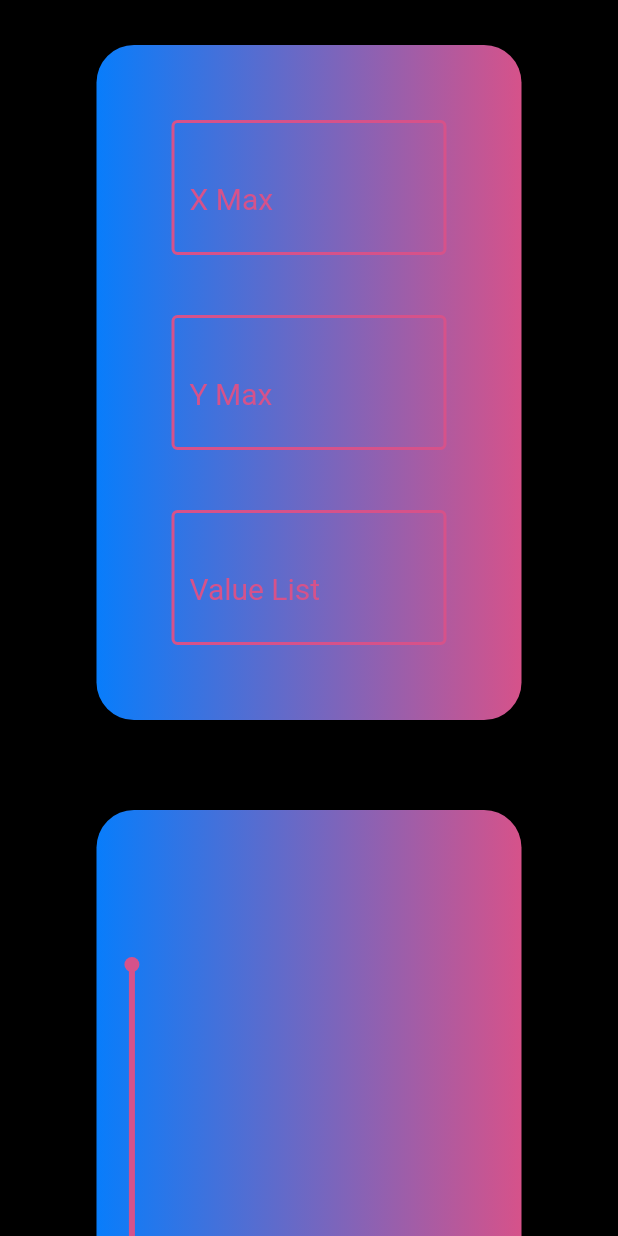
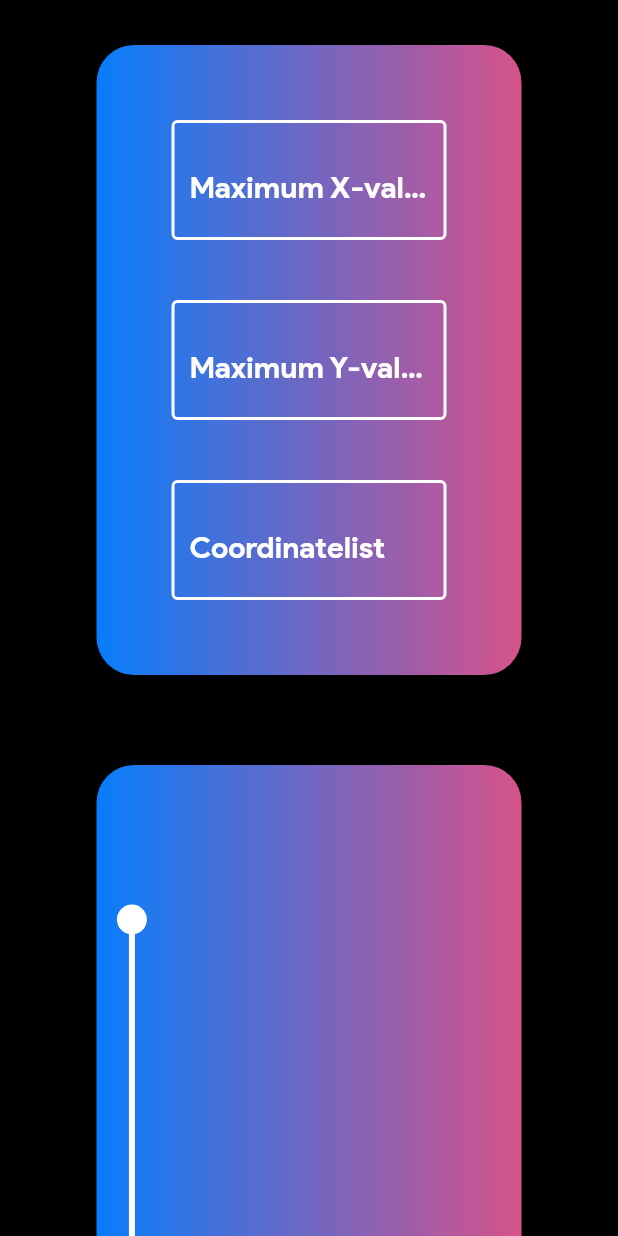
Before and after one commit to iamtheblackunicorn/Graphr, a Flutter app: the screen it shows after launch, on a phone screen of 412 x 824 dp. Run offline on Flutter 3.47's test engine with Material 2 defaults, Android fonts, the phone set to English and light mode, and no system bars; generated files the repository leaves out were written again.

```diff
--- /dev/null
+++ b/l10n.yaml
@@ -0,0 +1,3 @@
+arb-dir: l10n
+template-arb-files: "app_en.arb"
+output-localization-file: app_localizations.dart
--- /dev/null
+++ b/l10n/app_de.arb
@@ -0,0 +1,6 @@
+{
+  "xMaxLabel": "Maximaler X-Wert",
+  "yMaxLabel": "Maximaler Y-Wert",
+  "valueListLabel": "Koordinatenliste",
+  "renderLabel": "Veranschaulichen"
+}
--- /dev/null
+++ b/l10n/app_en.arb
@@ -0,0 +1,6 @@
+{
+  "xMaxLabel": "Maximum X-value",
+  "yMaxLabel": "Maximum Y-value",
+  "valueListLabel": "Coordinatelist",
+  "renderLabel": "Render"
+}
--- a/lib/main.dart
+++ b/lib/main.dart
@@ -1,11 +1,29 @@
+/*
+GRAPHR by Alexander Abraham a.k.a. "The Black Unicorn"
+Licensed under the MIT license.
+*/
+
 import 'src/home.dart';
 import 'package:flutter/material.dart';
+import 'package:flutter_gen/gen_l10n/app_localizations.dart';
+import 'package:flutter_localizations/flutter_localizations.dart';
 
+/// Main etry point for the Dart VM.
 void main(){
   runApp(
     new MaterialApp(
       home: Home(),
-      debugShowCheckedModeBanner: false
+      debugShowCheckedModeBanner: false,
+      localizationsDelegates: [
+        AppLocalizations.delegate,
+        GlobalMaterialLocalizations.delegate,
+        GlobalWidgetsLocalizations.delegate,
+        GlobalCupertinoLocalizations.delegate,
+      ],
+      supportedLocales: [
+        const Locale('en', ''),
+        const Locale('de', ''),
+      ],
     )
   );
 }
--- a/lib/src/graph.dart
+++ b/lib/src/graph.dart
@@ -1,5 +1,15 @@
+/*
+GRAPHR by Alexander Abraham a.k.a. "The Black Unicorn"
+Licensed under the MIT license.
+*/
+
+import 'variables.dart';
 import 'package:flutter/material.dart';
 
+/// Our home-rolled [CustomPainter]
+/// widget to draw points with
+/// lines and points as a graph.
+/// Fell free to re-use this.
 class Graph extends CustomPainter{
   late final List<List<double>> coordinateList;
   late double yMax;
@@ -10,6 +20,10 @@ class Graph extends CustomPainter{
     required this.xMax
   });
 
+  /// Getting the Offset
+  /// from a list of points.
+  /// We need this method to
+  /// actually connect points.
   @override
   Offset getOffset(
     List<double> numberPair,
@@ -27,45 +41,46 @@ class Graph extends CustomPainter{
   @override
   void paint(Canvas canvas, Size size){
 
-    // General variables for rendering
-    // a custom widget.
+    /// General variables for rendering
+    /// a custom widget.
     Paint pointPaint = new Paint();
-    pointPaint.color = Color(0xFFD6528A);
-    pointPaint.strokeWidth = 4.0;
-    double radius = 5.0;
+    pointPaint.color = graphColor;
+    pointPaint.strokeWidth = strokeWidth;
+    double radius = pointRadius;
 
-    // Setting up the origin.
+    /// Setting up the origin.
     double sizeY = size.height - (size.height/8);
     double sizeX = 0 + size.width/12;
     Offset origin = Offset(sizeX,sizeY);
     canvas.drawCircle(origin, radius, pointPaint);
 
-    // Setting up the origin on top.
+    /// Setting up the origin on top.
     double sizeYUpDown = 0 + (size.height/8);
     double sizeXUpDown = 0 + size.width/12;
     Offset originUp = Offset(sizeXUpDown,sizeYUpDown);
     canvas.drawCircle(originUp, radius, pointPaint);
 
-    // Setting up the origin in the
-    // lower right-hand corner.
+    /// Setting up the origin in the
+    /// lower right-hand corner.
     double sizeYDown = 0 + (7*(size.height/8));
     double sizeXDown = 0 + (11*(size.width/12));
     Offset originDown = Offset(sizeXDown,sizeYDown);
     canvas.drawCircle(originDown, radius, pointPaint);
 
-    // Drawing lines between the three.
+    /// Drawing lines between the three.
     canvas.drawLine(origin, originUp, pointPaint);
     canvas.drawLine(origin, originDown, pointPaint);
 
-    // Setting up the units inside the graphn field.
+    /// Setting up the units inside the graphn field.
     double yMaxRestriction = origin.dy - originUp.dy;
     double xMaxRestriction = originDown.dx - origin.dx;
     double oneUnitY = yMaxRestriction / yMax;
     double oneUnitX = yMaxRestriction / xMax;
 
-    // Plotting the points.
+    /// Plotting the points.
     for (int i = 0; i < coordinateList.length; i++){
-      // Connecting the point(s).
+      // Drawing and
+      // connecting the point(s).
       if (i == 0){
         Offset currentPoint = getOffset(
           coordinateList[i],
@@ -95,6 +110,8 @@ class Graph extends CustomPainter{
     }
   }
 
+  /// Telling the [CustomPainter] to re-draw
+  /// the canvas when the app's state changes.
   @override
   bool shouldRepaint(Graph oldDelegate){
     return true;
--- a/lib/src/home.dart
+++ b/lib/src/home.dart
@@ -1,6 +1,14 @@
-import 'package:flutter/material.dart';
+/*
+GRAPHR by Alexander Abraham a.k.a. "The Black Unicorn"
+Licensed under the MIT license.
+*/
+
 import 'input.dart';
 import 'graph.dart';
+import 'variables.dart';
+import 'package:flutter/material.dart';
+import 'package:flutter_gen/gen_l10n/app_localizations.dart';
+import 'package:flutter_localizations/flutter_localizations.dart';
 
 class Home extends StatefulWidget{
   HomeState createState(){
@@ -8,20 +16,27 @@ class Home extends StatefulWidget{
   }
 }
 class HomeState extends State<Home> {
+
+  /// Empty containers
+  /// for the initial state
+  /// of the app's state variables.
   late double xMax;
   late double yMax;
   late List<List<double>> coordinateList;
   @override
+
+  /// Setting the initial "state"
+  /// of the app with some default values.
   void initState(){
     super.initState();
-    xMax = 8.0;
-    yMax = 8.0;
-    coordinateList = [
-      [2.0,2.0],
-      [3.0,3.0],
-      [4.0, 4.0]
-    ];
+    xMax = defaultXMax;
+    yMax = defaultYMax;
+    coordinateList = defaultCoordinateList;
   }
+
+  /// This is the method that
+  /// passes the output to the
+  /// [Graph] widget.
   @override
   void processData(
     String xMaxVal,
@@ -38,17 +53,26 @@ class HomeState extends State<Home> {
       List<double> coordinatePair = [xCoord,yCoord];
       endRes.add(coordinatePair);
     }
+
+    /// After the input data has been processed
+    /// we update the state variables accordingly.
     setState((){
       xMax = double.parse(xMaxVal);
       yMax = double.parse(yMaxVal);
       coordinateList = endRes;
     });
   }
+
+  /// This method returns the main widget tree.
   @override
   Widget build(BuildContext context){
     TextEditingController xMaxInputController = new TextEditingController();
     TextEditingController yMaxInputController = new TextEditingController();
     TextEditingController valueInputController = new TextEditingController();
+    String xMaxLabel = AppLocalizations.of(context)!.xMaxLabel;
+    String yMaxLabel = AppLocalizations.of(context)!.yMaxLabel;
+    String valueListLabel = AppLocalizations.of(context)!.valueListLabel;
+    String renderLabel = AppLocalizations.of(context)!.renderLabel;
     return Scaffold(
       backgroundColor: Color(0xFF000000),
       body: new SingleChildScrollView(
@@ -58,12 +82,12 @@ class HomeState extends State<Home> {
             child:new Column(
               children: <Widget> [
                 new Padding(
-                  padding: EdgeInsets.all(30),
+                  padding: EdgeInsets.all(inputPadding),
                   child: new Container(
                     child: new Input(
-                      xMaxHintText: 'X Max',
-                      yMaxHintText: 'Y Max',
-                      valueHintText: 'Value List',
+                      xMaxHintText: xMaxLabel,
+                      yMaxHintText: yMaxLabel,
+                      valueHintText: valueListLabel,
                       xMaxInputController:xMaxInputController,
                       yMaxInputController:yMaxInputController,
                       valueInputController:valueInputController
@@ -71,22 +95,25 @@ class HomeState extends State<Home> {
                     decoration: BoxDecoration(
                       gradient: LinearGradient(
                         colors: [
-                          Color(0xFF087DFB),
-                          Color(0xFFD6528A)
+                          babyBlue,
+                          babyPink
                         ]
                       ),
                       borderRadius: BorderRadius.all(
-                        Radius.circular(25)
+                        Radius.circular(stdRounding)
                       ),
                     ),
                   )
                 ),
                 new Padding(
-                  padding: EdgeInsets.all(30),
+                  padding: EdgeInsets.all(inputPadding),
                   child: new Container(
                     width: MediaQuery.of(context).size.width,
                     height: MediaQuery.of(context).size.height,
                     child: new CustomPaint(
+
+                      /// Here we swap out all the variables that
+                      /// change ipon input from the user.
                       painter:new Graph(
                         xMax: xMax,
                         yMax: yMax,
@@ -96,41 +123,45 @@ class HomeState extends State<Home> {
                     decoration: BoxDecoration(
                       gradient: LinearGradient(
                         colors: [
-                          Color(0xFF087DFB),
-                          Color(0xFFD6528A)
+                          babyBlue,
+                          babyPink
                         ]
                       ),
                       borderRadius: BorderRadius.all(
-                        Radius.circular(25)
+                        Radius.circular(stdRounding)
                       ),
                     ),
                   )
                 ),
                 new Padding(
                   padding: EdgeInsets.all(
-                    25
+                    stdRounding
                   ),
                   child: new Container(
                     width: 2.5*(MediaQuery.of(context).size.width/3),
                     child: new RaisedButton(
                       shape: RoundedRectangleBorder(
                         borderRadius: BorderRadius.circular(
-                          25
+                          stdRounding
                         )
                       ),
                       padding: EdgeInsets.only(
-                        top: 20,
-                        bottom: 20,
+                        top: stdFontSize,
+                        bottom: stdFontSize,
                       ),
-                      color: Color(0xFF087DFB),
+                      color: babyBlue,
                       child: new Text(
-                        'RENDER',
+                        renderLabel,
                         style: TextStyle(
-                          color: Color(0xFFFFFFFF),
-                          fontSize: 25,
+                          color: strokeColor,
+                          fontSize: stdFontSize,
+                          fontFamily: fontFam
                         )
                       ),
                       onPressed: () {
+                        /// Here we actually get
+                        /// the user's input and process
+                        /// the input.
                         processData(
                           xMaxInputController.text,
                           yMaxInputController.text,
--- a/lib/src/input.dart
+++ b/lib/src/input.dart
@@ -1,6 +1,15 @@
+/*
+GRAPHR by Alexander Abraham a.k.a. "The Black Unicorn"
+Licensed under the MIT license.
+*/
+
 import 'text.dart';
+import 'variables.dart';
 import 'package:flutter/material.dart';
 
+/// Sub-widget of the main widget tree.
+/// Contains three [CustomText] widgets
+/// to enter information.
 class Input extends StatelessWidget{
   late final String xMaxHintText;
   late final String yMaxHintText;
@@ -22,7 +31,7 @@ class Input extends StatelessWidget{
       = new TextEditingController();
     return Container(
       child: new Padding(
-        padding: EdgeInsets.all(30),
+        padding: EdgeInsets.all(inputPadding),
         child: new Center(
           child: new Column(
             children: <Widget> [
--- a/lib/src/text.dart
+++ b/lib/src/text.dart
@@ -1,5 +1,14 @@
+/*
+GRAPHR by Alexander Abraham a.k.a. "The Black Unicorn"
+Licensed under the MIT license.
+*/
+
+import 'variables.dart';
 import 'package:flutter/material.dart';
 
+/// Using a custom [TextField] to
+/// adhere to the DRY principle.
+/// Repetition is bad for performance.
 class CustomText extends StatelessWidget {
   late final TextEditingController inputController;
   late final String hintText;
@@ -10,43 +19,47 @@ class CustomText extends StatelessWidget {
   @override
   Widget build(BuildContext context){
     return new Padding(
-      padding: EdgeInsets.all(20),
+      padding: EdgeInsets.all(stdFontSize),
       child: new TextField(
+        cursorColor: strokeColor,
+        cursorWidth: strokeWidth,
         controller: inputController,
-        maxLength: 250,
-        maxLines: 1,
-        maxLengthEnforced: true,
-        autofocus: false,
+        maxLength: maxCharLength,
+        maxLines: maxLines,
+        maxLengthEnforced: isSo,
+        autofocus: isNotSo,
         decoration: new InputDecoration(
           counterText: '',
           hintText: hintText,
           hintStyle: TextStyle(
-            fontSize: 20,
-            color: Color(0xFFD6528A),
+            fontSize: stdFontSize,
+            color: strokeColor,
+            fontFamily: fontFam
           ),
           enabledBorder: OutlineInputBorder(
             borderSide: BorderSide(
-              color: Color(0xFFD6528A),
-              width: 2.0
+              color: strokeColor,
+              width: inputStrokeWidth
             ),
           ),
           focusedBorder: OutlineInputBorder(
             borderSide: BorderSide(
-              color: Color(0xFFD6528A),
-              width: 2.0
+              color: strokeColor,
+              width: inputStrokeWidth
             ),
           ),
           border: OutlineInputBorder(
             borderSide: BorderSide(
-              color: Color(0xFFD6528A),
-              width: 2.0
+              color: strokeColor,
+              width: inputStrokeWidth
             ),
           ),
         ),
         style: TextStyle(
-          height: 2.0,
-          color: Color(0xFFFFFFFF),
-          fontSize: 25,
+          height: inputStrokeWidth,
+          color: strokeColor,
+          fontSize: stdFontSize,
+          fontFamily: fontFam
         )
       )
     );
--- /dev/null
+++ b/lib/src/variables.dart
@@ -0,0 +1,38 @@
+/*
+GRAPHR by Alexander Abraham a.k.a. "The Black Unicorn"
+Licensed under the MIT license.
+*/
+
+import 'package:flutter/material.dart';
+
+/// General variables.
+bool isSo = true;
+bool isNotSo = false;
+double stdRounding = 25;
+Color babyBlue = Color(0xFF087DFB);
+Color babyPink = Color(0xFFD6528A);
+
+/// Graph painter variables.
+Color graphColor = Color(0xFFFFFFFF);
+double strokeWidth = 4.0;
+double pointRadius = 10.0;
+
+/// Input sub-widget vars.
+double inputPadding = 30;
+
+/// [CustomText] variables.
+String fontFam = 'PSB';
+Color strokeColor = Color(0xFFFFFFFF);
+double stdFontSize = 20;
+double inputStrokeWidth = 2.0;
+int maxCharLength = 250;
+int maxLines = 1;
+
+/// Main widget tree variables.
+double defaultXMax = 8.0;
+double defaultYMax = 9.0;
+List<List<double>> defaultCoordinateList = [
+  [2.0,2.0],
+  [3.0,3.0],
+  [4.0, 4.0]
+];
--- a/pubspec.yaml
+++ b/pubspec.yaml
@@ -7,10 +7,14 @@ environment:
 dependencies:
   flutter:
     sdk: flutter
+  flutter_localizations:
+    sdk: flutter
+  intl: ^0.17.0
 dev_dependencies:
   flutter_test:
     sdk: flutter
 flutter:
+  generate: true
   uses-material-design: true
   fonts:
     - family: PSB
```
Also changed, not shown: pubspec.lock, 2 other files.
